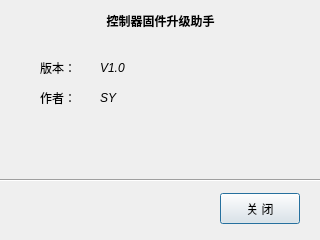
chenxiwu/StudyNotes, file 测试/qt/Firmware Update/FirmwareUpdate/dialogabout.ui: the form before one commit.
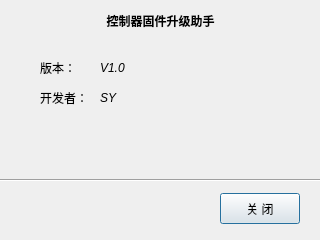
The form after the commit.

The edit to the form file:
```diff
--- a/测试/qt/Firmware Update/FirmwareUpdate/dialogabout.ui
+++ b/测试/qt/Firmware Update/FirmwareUpdate/dialogabout.ui
@@ -100,12 +100,12 @@
     <rect>
      <x>40</x>
      <y>90</y>
-     <width>41</width>
+     <width>61</width>
      <height>16</height>
     </rect>
    </property>
    <property name="text">
-    <string>作者：</string>
+    <string>开发者：</string>
    </property>
   </widget>
   <widget class="QLabel" name="label_5">
```
